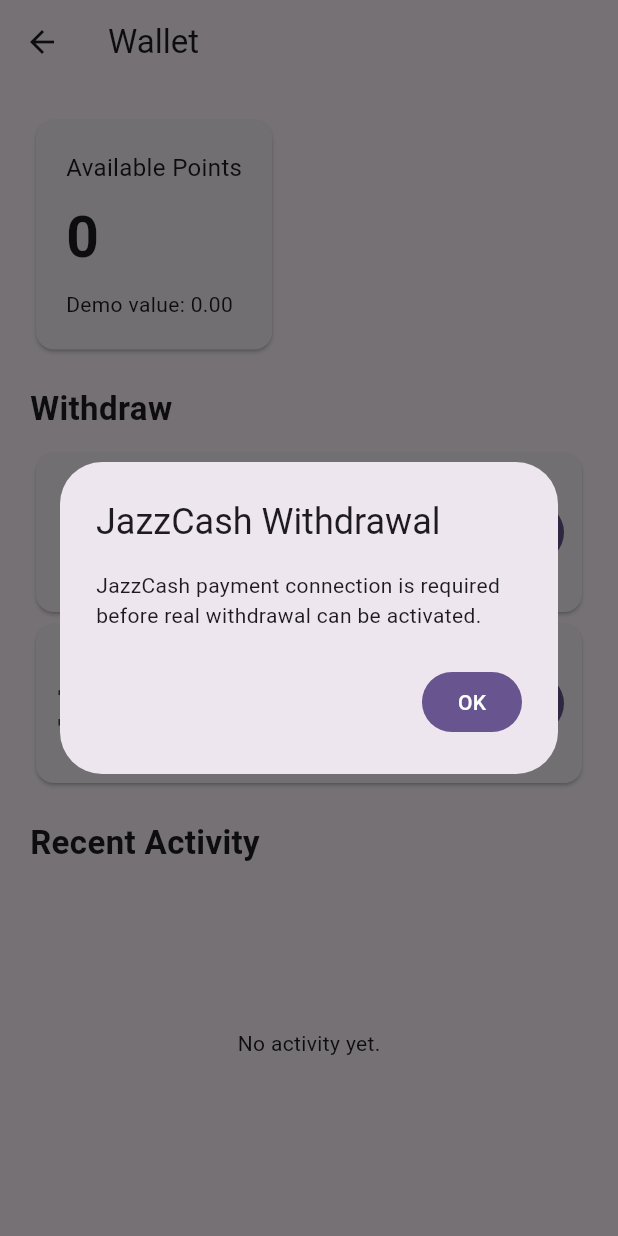
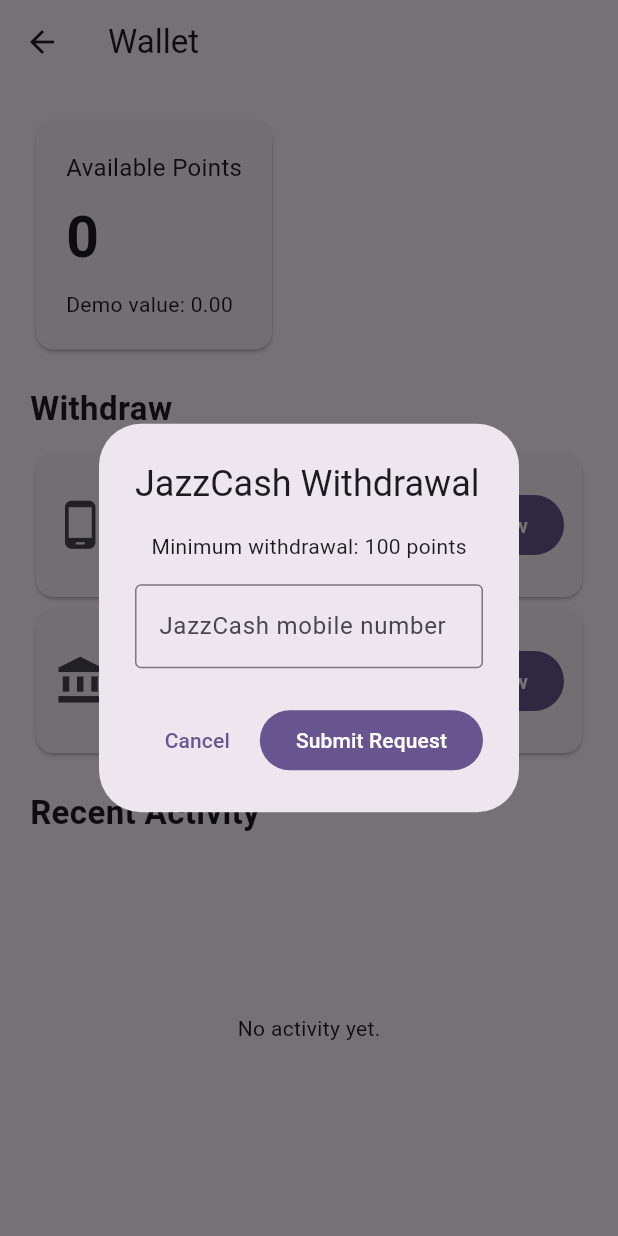
Before and after one commit to heerabbasi81-gif/Rozana-Reward-, a Flutter app: the WalletPage screen opened directly with empty values, after a tap on "Withdraw", on a phone screen of 412 x 824 dp. Run offline on Flutter 3.47's test engine with Material 3 defaults, Android fonts, the phone set to English and light mode, and no system bars; our stand-ins replace shared_preferences; accounts and stored records are empty.

Commit message:
Refactor WalletPage to StatefulWidget and clean up code
Refactor WalletPage to use StatefulWidget and update withdrawal logic. Removed commented sections for clarity.

```diff
--- a/lib/main.dart
+++ b/lib/main.dart
@@ -147,7 +147,6 @@
 
   Future<void> saveData() async {
     final prefs = await SharedPreferences.getInstance();
-
     await prefs.setInt('points', points);
     await prefs.setStringList('history', history);
   }
@@ -226,6 +225,7 @@
         builder: (_) => WalletPage(
           points: points,
           history: history,
+          onChanged: loadData,
         ),
       ),
     );
@@ -282,7 +282,6 @@
             ),
             const SizedBox(height: 25),
 
-            // POINTS
             Card(
               child: ListTile(
                 contentPadding: const EdgeInsets.all(12),
@@ -315,7 +314,6 @@
 
             const SizedBox(height: 10),
 
-            // TASK
             Card(
               child: ListTile(
                 contentPadding: const EdgeInsets.all(12),
@@ -332,7 +330,6 @@
               ),
             ),
 
-            // GAME
             Card(
               child: ListTile(
                 contentPadding: const EdgeInsets.all(12),
@@ -361,7 +358,6 @@
 
             const SizedBox(height: 10),
 
-            // ADS
             Card(
               child: ListTile(
                 contentPadding: const EdgeInsets.all(12),
@@ -383,7 +379,6 @@
               ),
             ),
 
-            // WALLET
             Card(
               child: ListTile(
                 contentPadding: const EdgeInsets.all(12),
@@ -407,7 +402,6 @@
 
             const SizedBox(height: 20),
 
-            // RESET
             SizedBox(
               width: double.infinity,
               child: OutlinedButton(
@@ -426,27 +420,79 @@
 
 // ================= WALLET =================
 
-class WalletPage extends StatelessWidget {
+class WalletPage extends StatefulWidget {
   final int points;
   final List<String> history;
+  final Future<void> Function() onChanged;
 
   const WalletPage({
     super.key,
     required this.points,
     required this.history,
+    required this.onChanged,
   });
 
-  void withdrawalMessage(
-    BuildContext context,
+  @override
+  State<WalletPage> createState() => _WalletPageState();
+}
+
+class _WalletPageState extends State<WalletPage> {
+  late int points;
+  late List<String> history;
+
+  static const int minimumWithdrawal = 100;
+
+  @override
+  void initState() {
+    super.initState();
+    points = widget.points;
+    history = List<String>.from(widget.history);
+  }
+
+  Future<void> requestWithdrawal(
     String method,
-  ) {
+    String number,
+  ) async {
+    if (points < minimumWithdrawal) {
+      ScaffoldMessenger.of(context).showSnackBar(
+        const SnackBar(
+          content: Text(
+            'Minimum withdrawal is 100 points.',
+          ),
+        ),
+      );
+      return;
+    }
+
+    final prefs = await SharedPreferences.getInstance();
+
+    setState(() {
+      points -= minimumWithdrawal;
+      history.insert(
+        0,
+        'Withdrawal requested: $method ($number) - '
+        '$minimumWithdrawal points',
+      );
+    });
+
+    await prefs.setInt('points', points);
+    await prefs.setStringList('history', history);
+
+    await widget.onChanged();
+
+    if (!mounted) return;
+
     showDialog(
       context: context,
       builder: (dialogContext) {
         return AlertDialog(
-          title: Text('$method Withdrawal'),
+          title: const Text('Request Submitted ✅'),
           content: Text(
-            '$method payment connection is required before real withdrawal can be activated.',
+            'Your $method withdrawal request has been recorded.\n\n'
+            'Amount: $minimumWithdrawal points\n'
+            'Account: $number\n\n'
+            'Payment is not automatic yet. Real JazzCash/Easypaisa '
+            'payment will require secure merchant integration.',
           ),
           actions: [
             FilledButton(
@@ -454,6 +500,65 @@
                 Navigator.pop(dialogContext);
               },
               child: const Text('OK'),
+            ),
+          ],
+        );
+      },
+    );
+  }
+
+  void showWithdrawalForm(String method) {
+    final controller = TextEditingController();
+
+    showDialog(
+      context: context,
+      builder: (dialogContext) {
+        return AlertDialog(
+          title: Text('$method Withdrawal'),
+          content: Column(
+            mainAxisSize: MainAxisSize.min,
+            children: [
+              Text(
+                'Minimum withdrawal: $minimumWithdrawal points',
+              ),
+              const SizedBox(height: 15),
+              TextField(
+                controller: controller,
+                keyboardType: TextInputType.phone,
+                decoration: InputDecoration(
+                  labelText: '$method mobile number',
+                  hintText: '03XXXXXXXXX',
+                  border: const OutlineInputBorder(),
+                ),
+              ),
+            ],
+          ),
+          actions: [
+            TextButton(
+              onPressed: () {
+                Navigator.pop(dialogContext);
+              },
+              child: const Text('Cancel'),
+            ),
+            FilledButton(
+              onPressed: () {
+                final number = controller.text.trim();
+
+                if (number.length < 10) {
+                  ScaffoldMessenger.of(context).showSnackBar(
+                    const SnackBar(
+                      content: Text(
+                        'Please enter a valid mobile number.',
+                      ),
+                    ),
+                  );
+                  return;
+                }
+
+                Navigator.pop(dialogContext);
+                requestWithdrawal(method, number);
+              },
+              child: const Text('Submit Request'),
             ),
           ],
         );
@@ -474,7 +579,6 @@
         child: Column(
           crossAxisAlignment: CrossAxisAlignment.start,
           children: [
-            // BALANCE
             Card(
               child: Padding(
                 padding: const EdgeInsets.all(20),
@@ -514,7 +618,6 @@
 
             const SizedBox(height: 10),
 
-            // JAZZCASH
             Card(
               child: ListTile(
                 contentPadding: const EdgeInsets.all(12),
@@ -527,21 +630,17 @@
                   style: TextStyle(fontSize: 17),
                 ),
                 subtitle: const Text(
-                  'Payment connection required',
+                  'Request withdrawal',
                 ),
                 trailing: FilledButton(
                   onPressed: () {
-                    withdrawalMessage(
-                      context,
-                      'JazzCash',
-                    );
+                    showWithdrawalForm('JazzCash');
                   },
                   child: const Text('Withdraw'),
                 ),
               ),
             ),
 
-            // EASYPAISA
             Card(
               child: ListTile(
                 contentPadding: const EdgeInsets.all(12),
@@ -554,14 +653,11 @@
                   style: TextStyle(fontSize: 17),
                 ),
                 subtitle: const Text(
-                  'Payment connection required',
+                  'Request withdrawal',
                 ),
                 trailing: FilledButton(
                   onPressed: () {
-                    withdrawalMessage(
-                      context,
-                      'Easypaisa',
-                    );
+                    showWithdrawalForm('Easypaisa');
                   },
                   child: const Text('Withdraw'),
                 ),
@@ -590,12 +686,8 @@
                       itemBuilder: (context, index) {
                         return Card(
                           child: ListTile(
-                            leading: const Icon(
-                              Icons.history,
-                            ),
-                            title: Text(
-                              history[index],
-                            ),
+                            leading: const Icon(Icons.history),
+                            title: Text(history[index]),
                           ),
                         );
                       },
```
